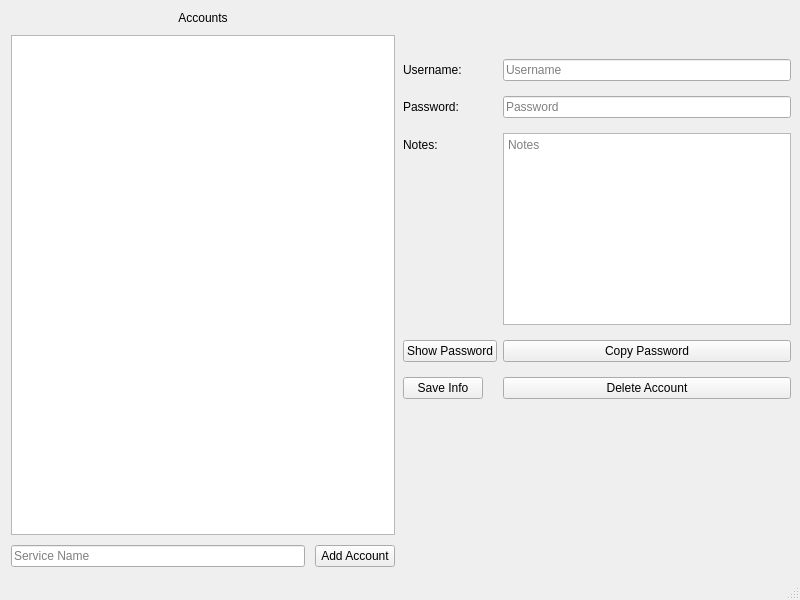
Before: the Qt Designer form lockbox/mainwindow.ui in youssefibrahim3/Lockbox, drawn with Qt 5.
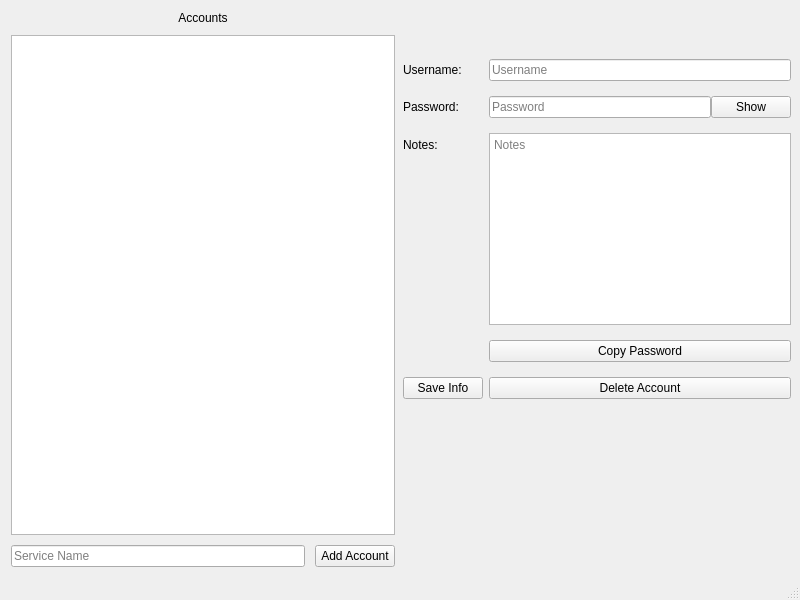
After: the same form once the commit is applied.

Commit message: Update mainwindow.ui show password button

```diff
--- a/lockbox/mainwindow.ui
+++ b/lockbox/mainwindow.ui
@@ -120,45 +120,28 @@
         </property>
        </widget>
       </item>
-      <item row="3" column="1">
-       <widget class="QLineEdit" name="passwordEdit">
-        <property name="echoMode">
-         <enum>QLineEdit::EchoMode::Password</enum>
-        </property>
-        <property name="placeholderText">
-         <string>Password</string>
-        </property>
-       </widget>
-      </item>
-      <item row="5" column="0">
-       <widget class="QPushButton" name="showPassButton">
-        <property name="text">
-         <string>Show Password</string>
-        </property>
-       </widget>
-      </item>
-      <item row="5" column="1">
+      <item row="6" column="1">
        <widget class="QPushButton" name="copyPasswordButton">
         <property name="text">
          <string>Copy Password</string>
         </property>
        </widget>
       </item>
-      <item row="6" column="0">
+      <item row="7" column="0">
        <widget class="QPushButton" name="saveButton">
         <property name="text">
          <string>Save Info</string>
         </property>
        </widget>
       </item>
-      <item row="6" column="1">
+      <item row="7" column="1">
        <widget class="QPushButton" name="deleteAccButton">
         <property name="text">
          <string>Delete Account</string>
         </property>
        </widget>
       </item>
-      <item row="4" column="1">
+      <item row="5" column="1">
        <widget class="QPlainTextEdit" name="notesEdit">
         <property name="sizePolicy">
          <sizepolicy hsizetype="Expanding" vsizetype="Minimum">
@@ -171,13 +154,34 @@
         </property>
        </widget>
       </item>
-      <item row="4" column="0">
+      <item row="5" column="0">
        <widget class="QLabel" name="label_2">
         <property name="text">
          <string>Notes:</string>
         </property>
        </widget>
       </item>
+      <item row="3" column="1">
+       <layout class="QHBoxLayout" name="horizontalLayout">
+        <item>
+         <widget class="QLineEdit" name="passwordEdit">
+          <property name="echoMode">
+           <enum>QLineEdit::EchoMode::Password</enum>
+          </property>
+          <property name="placeholderText">
+           <string>Password</string>
+          </property>
+         </widget>
+        </item>
+        <item>
+         <widget class="QPushButton" name="showPassButton">
+          <property name="text">
+           <string>Show</string>
+          </property>
+         </widget>
+        </item>
+       </layout>
+      </item>
      </layout>
     </item>
    </layout>
```
